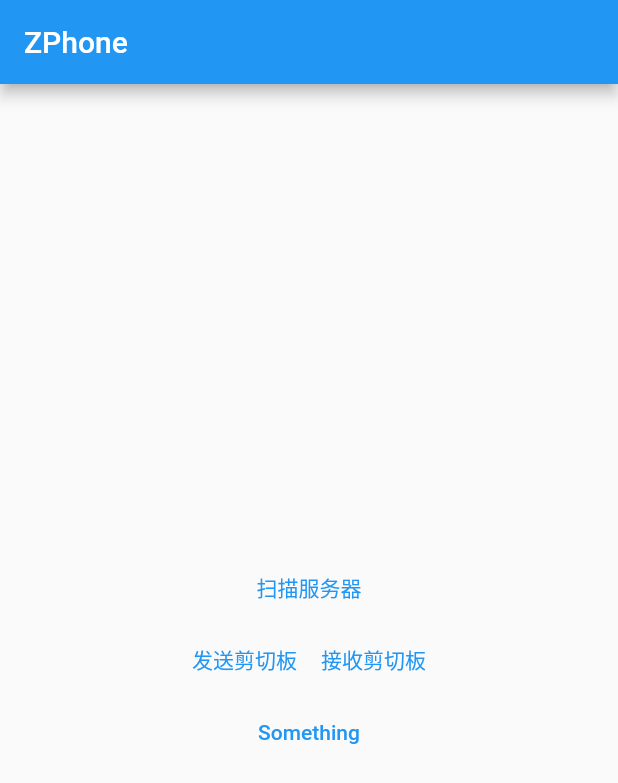
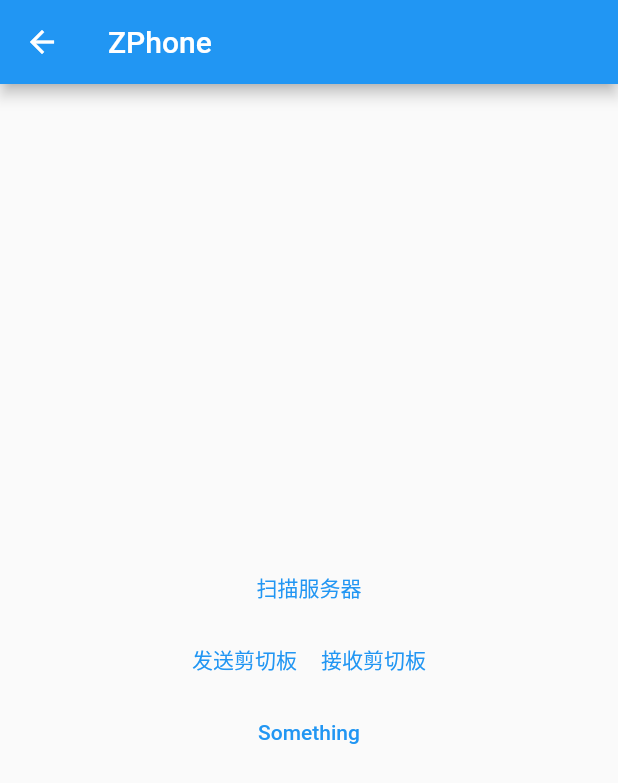
Before and after one commit to Gray-Ice/ZPhone, a Flutter app: the MyHomePage screen opened directly, on a phone screen of 412 x 824 dp. Shown: the top 783 px of the screen. Run offline on Flutter 3.47's test engine with Material 2 defaults, Android fonts, the phone set to English and light mode, and no system bars; our stand-ins replace connectivity_plus, file_picker, shared_preferences, synchronized; missing offline and left inert: grpc, protobuf; accounts and stored records are empty.

Commit message:
Added a new menubar

```diff
--- a/lib/main.dart
+++ b/lib/main.dart
@@ -14,6 +14,7 @@ import "package:flutter_code/models/network.dart" as net_models;
 import "package:flutter_code/globals/project.dart" as project_globals;
 import 'package:provider/provider.dart';
 import "package:flutter_code/models/menubar.dart" as menu_models;
+import "package:flutter_code/views/zmenubar.dart";
 
 void main() {
   runApp(const MyApp());
@@ -26,60 +27,31 @@ class MyApp extends StatelessWidget {
   @override
   Widget build(BuildContext context) {
     return MaterialApp(
-      title: 'Flutter Demo',
+      title: 'ZPhone',
       theme: ThemeData(
-        // This is the theme of your application.
-        //
-        // Try running your application with "flutter run". You'll see the
-        // application has a blue toolbar. Then, without quitting the app, try
-        // changing the primarySwatch below to Colors.green and then invoke
-        // "hot reload" (press "r" in the console where you ran "flutter run",
-        // or simply save your changes to "hot reload" in a Flutter IDE).
-        // Notice that the counter didn't reset back to zero; the application
-        // is not restarted.
         primarySwatch: Colors.blue,
       ),
-      home: MyHomePage(title: ChangeNotifierProvider(create: (context) => menu_models.HomeTitleModel(),
-          child: Consumer<menu_models.HomeTitleModel>(builder: (context, titleModel, child){debugPrint("This is title: ${titleModel.text}");return Text("${titleModel.text}");},)),
+      home: MultiProvider(
+        providers: [
+          ChangeNotifierProvider<menu_models.HomeTitleModel>(
+            create: (context) => menu_models.HomeTitleModel(),
+          ),
+        ],
+        child: const MyHomePage(),
       ),
       navigatorKey: project_globals.navigatorKey,
     );
   }
 }
 
-class MyHomePage extends StatefulWidget {
-  MyHomePage({super.key, required this.title});
-
-  // This widget is the home page of your application. It is stateful, meaning
-  // that it has a State object (defined below) that contains fields that affect
-  // how it looks.
-
-  // This class is the configuration for the state. It holds the values (in this
-  // case the title) provided by the parent (in this case the App widget) and
-  // used by the build method of the State. Fields in a Widget subclass are
-  // always marked "final".
-
-  Widget title;
-
-  @override
-  State<MyHomePage> createState() => _MyHomePageState();
-}
-
-class _MyHomePageState extends State<MyHomePage> {
-  int _counter = 0;
-
-  void _incrementCounter() {
-    setState(() {
-      _counter++;
-    });
-  }
+class MyHomePage extends StatelessWidget {
+  const MyHomePage({super.key});
 
   @override
   Widget build(BuildContext context) {
-    connectToLastConnectedServer();
+    var model = menu_models.HomeTitleModel();
     return Scaffold(
-      appBar: AppBar(
-        title: widget.title,
+      appBar: ZAppBar(
       ),
       body: Center(
         child: Column(
@@ -119,62 +91,3 @@ class _MyHomePageState extends State<MyHomePage> {
     );
   }
 }
-Future<void> connectToLastConnectedServer() async {
-  var sharedPref = await SharedPreferences.getInstance();
-  var ip = sharedPref.getString(keys.lastIpString);
-  var port = sharedPref.getInt(keys.lastPortInt);
-  if(ip == null || port == null) {
-    return;
-  }
-  bool connectSuccess = false;
-
-  showDialog(
-      context: global_project.navigatorKey.currentContext!,
-      builder: (BuildContext build) {
-        return AlertDialog(
-          title: Text("正在扫描服务器"),
-          content: Text("请稍等"),
-        );
-      });
-
-  debugPrint("Trying to connect last connected server: $ip:$port");
-  final channel = ClientChannel(
-    ip,
-    port: port,
-    options: const ChannelOptions(
-      credentials: ChannelCredentials.insecure(),
-      connectionTimeout: Duration(seconds: 1),
-    ),
-  );
-
-  var auth = auth_rpc.AuthClient(channel);
-
-  empty.Empty em = empty.Empty();
-  try {
-    await auth.heartBeat(em);
-    connectSuccess = true;
-    debugPrint("going to add suffix");
-    var menuModel = Provider.of<menu_models.HomeTitleModel>(global_project.navigatorKey.currentContext!);
-    debugPrint("got model");
-    menuModel.addSuffix("suffix");
-    debugPrint("Added suffix");
-  } catch (e) {
-    debugPrint("Connect to last connected server failed. $ip:$port");
-    debugPrint("$e");
-  } finally {
-    var title = connectSuccess ? "自动连接成功" : "自动连接失败";
-    var content = connectSuccess ? "自动连接之前的服务器成功" : "自动连接之前的服务器失败";
-    Navigator.of(global_project.navigatorKey.currentContext!).pop(); // 退出扫描IP窗口
-    showDialog(
-        context: global_project.navigatorKey.currentContext!,
-        builder: (BuildContext build) {
-          return AlertDialog(
-            title: Text(title),
-            content: Text(content),
-          );
-        });
-  }
-  await Future.delayed(const Duration(milliseconds: 500));
-  Navigator.of(global_project.navigatorKey.currentContext!).pop(); // 退出扫描IP窗口
-  await channel.shutdown();
-}
--- /dev/null
+++ b/lib/views/zmenubar.dart
@@ -0,0 +1,104 @@
+import 'package:flutter/material.dart';
+import "package:shared_preferences/shared_preferences.dart";
+import 'package:grpc/grpc.dart';
+import "package:flutter_code/rpc/google/protobuf/empty.pb.dart" as empty;
+import "package:flutter_code/globals/storage/keys.dart" as keys;
+import "package:flutter_code/globals/project.dart" as global_project;
+import "package:flutter_code/rpc/auth/auth.pbgrpc.dart" as auth_rpc;
+import "package:shared_preferences/shared_preferences.dart";
+
+class ZAppBar extends StatefulWidget implements PreferredSizeWidget {
+  final String defaultTitle = "ZPhone";
+  const ZAppBar({Key? key})
+      : super(key: key);
+
+  @override
+  ZAppBarState createState() => ZAppBarState();
+
+  @override
+  Size get preferredSize => const Size.fromHeight(kToolbarHeight);
+}
+
+class ZAppBarState extends State<ZAppBar> {
+  late Future<String> _titleFuture;
+  String _title = '';
+
+  @override
+  void initState() {
+    super.initState();
+    connectToLastConnectedServer();
+    // _titleFuture = widget.getTitle();
+    // _titleFuture.then((title) {
+    //   setState(() {
+    //     _title = title;
+    //   });
+    // });
+  }
+
+  @override
+  Widget build(BuildContext context) {
+    return AppBar(
+      title: Text(_title.isNotEmpty ? _title : widget.defaultTitle),
+      centerTitle: false,
+    );
+  }
+
+  // 连接到上一次连接的服务器(如果可以的话), 并修改App的Title
+  Future<void> connectToLastConnectedServer() async {
+    var sharedPref = await SharedPreferences.getInstance();
+    var ip = sharedPref.getString(keys.lastIpString);
+    var port = sharedPref.getInt(keys.lastPortInt);
+    if (ip == null || port == null) {
+      return;
+    }
+    bool connectSuccess = false;
+
+    showDialog(
+        context: global_project.navigatorKey.currentContext!,
+        builder: (BuildContext build) {
+          return AlertDialog(
+            title: Text("正在扫描服务器"),
+            content: Text("请稍等"),
+          );
+        });
+
+    debugPrint("Trying to connect last connected server: $ip:$port");
+    final channel = ClientChannel(
+      ip,
+      port: port,
+      options: const ChannelOptions(
+        credentials: ChannelCredentials.insecure(),
+        connectionTimeout: Duration(seconds: 1),
+      ),
+    );
+
+    var auth = auth_rpc.AuthClient(channel);
+
+    empty.Empty em = empty.Empty();
+    try {
+      await auth.heartBeat(em);
+      connectSuccess = true;
+      setState(() {
+        _title = "${widget.defaultTitle} $ip";
+      });
+    } catch (e) {
+      debugPrint("Connect to last connected server failed. $ip:$port");
+      debugPrint("$e");
+    } finally {
+      var title = connectSuccess ? "自动连接成功" : "自动连接失败";
+      var content = connectSuccess ? "自动连接之前的服务器成功" : "自动连接之前的服务器失败";
+      Navigator.of(global_project.navigatorKey.currentContext!).pop(); // 退出扫描IP窗口
+      showDialog(
+          context: global_project.navigatorKey.currentContext!,
+          builder: (BuildContext build) {
+            return AlertDialog(
+              title: Text(title),
+              content: Text(content),
+            );
+          });
+    }
+    await Future.delayed(const Duration(milliseconds: 500));
+    Navigator.of(global_project.navigatorKey.currentContext!).pop(); // 退出扫描IP窗口
+    await channel.shutdown();
+  }
+}
```
Also changed, not shown: 1 other file. Lines whose indentation alone changed are shown as unchanged.
